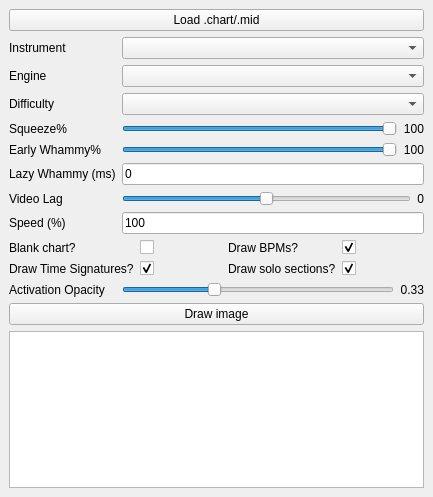
This is gui/mainwindow.ui in GenericMadScientist/CHOpt as Qt 5 draws it before an edit. The edited form follows.
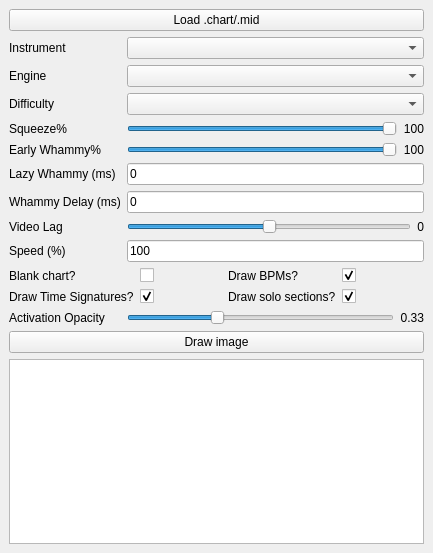
This is the edited form.

Commit message: Add whammy delay to GUI

```diff
--- a/gui/mainwindow.ui
+++ b/gui/mainwindow.ui
@@ -7,7 +7,7 @@
     <x>0</x>
     <y>0</y>
     <width>433</width>
-    <height>497</height>
+    <height>553</height>
    </rect>
   </property>
   <property name="windowTitle">
@@ -144,42 +144,42 @@
         </property>
        </widget>
       </item>
-      <item row="11" column="0" colspan="2">
+      <item row="12" column="0" colspan="2">
        <widget class="QPushButton" name="findPathButton">
         <property name="text">
          <string>Draw image</string>
         </property>
        </widget>
       </item>
-      <item row="12" column="0" colspan="2">
+      <item row="13" column="0" colspan="2">
        <widget class="QTextEdit" name="messageBox">
         <property name="readOnly">
          <bool>true</bool>
         </property>
        </widget>
       </item>
-      <item row="8" column="0">
+      <item row="9" column="0">
        <widget class="QLabel" name="label_10">
         <property name="text">
          <string>Speed (%)</string>
         </property>
        </widget>
       </item>
-      <item row="8" column="1">
+      <item row="9" column="1">
        <widget class="QLineEdit" name="speedLineEdit">
         <property name="text">
          <string>100</string>
         </property>
        </widget>
       </item>
-      <item row="7" column="0">
+      <item row="8" column="0">
        <widget class="QLabel" name="label_11">
         <property name="text">
          <string>Video Lag</string>
         </property>
        </widget>
       </item>
-      <item row="7" column="1">
+      <item row="8" column="1">
        <layout class="QHBoxLayout" name="horizontalLayout_3">
         <item>
          <widget class="QSlider" name="videoLagSlider">
@@ -206,14 +206,14 @@
         </item>
        </layout>
       </item>
-      <item row="10" column="0">
+      <item row="11" column="0">
        <widget class="QLabel" name="label_12">
         <property name="text">
          <string>Activation Opacity</string>
         </property>
        </widget>
       </item>
-      <item row="10" column="1">
+      <item row="11" column="1">
        <layout class="QHBoxLayout" name="horizontalLayout_4">
         <item>
          <widget class="QSlider" name="opacitySlider">
@@ -240,7 +240,7 @@
         </item>
        </layout>
       </item>
-      <item row="9" column="0" colspan="2">
+      <item row="10" column="0" colspan="2">
        <layout class="QGridLayout" name="gridLayout_2">
         <item row="0" column="2">
          <widget class="QLabel" name="label_2">
@@ -322,6 +322,20 @@
       <item row="2" column="1">
        <widget class="QComboBox" name="engineComboBox"/>
       </item>
+      <item row="7" column="0">
+       <widget class="QLabel" name="label_14">
+        <property name="text">
+         <string>Whammy Delay (ms)</string>
+        </property>
+       </widget>
+      </item>
+      <item row="7" column="1">
+       <widget class="QLineEdit" name="whammyDelayLineEdit">
+        <property name="text">
+         <string>0</string>
+        </property>
+       </widget>
+      </item>
      </layout>
     </item>
    </layout>
```
Left out of the diff: 2 changed lines with no effect on the pictures. The commit also changes 1 other file.
